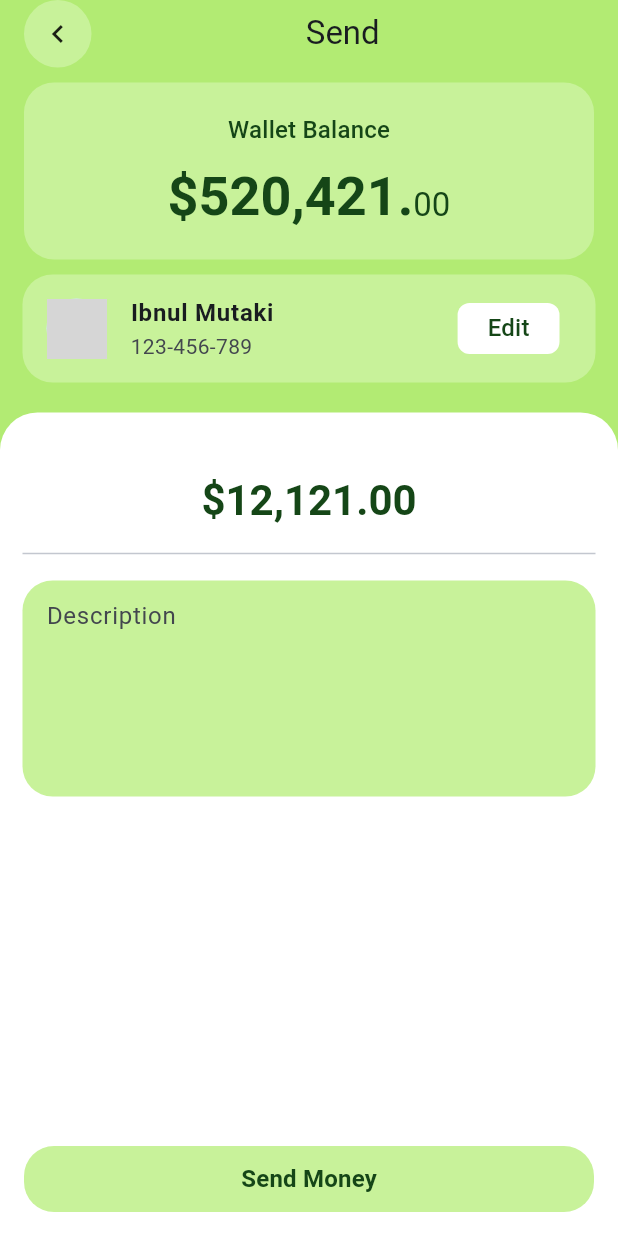
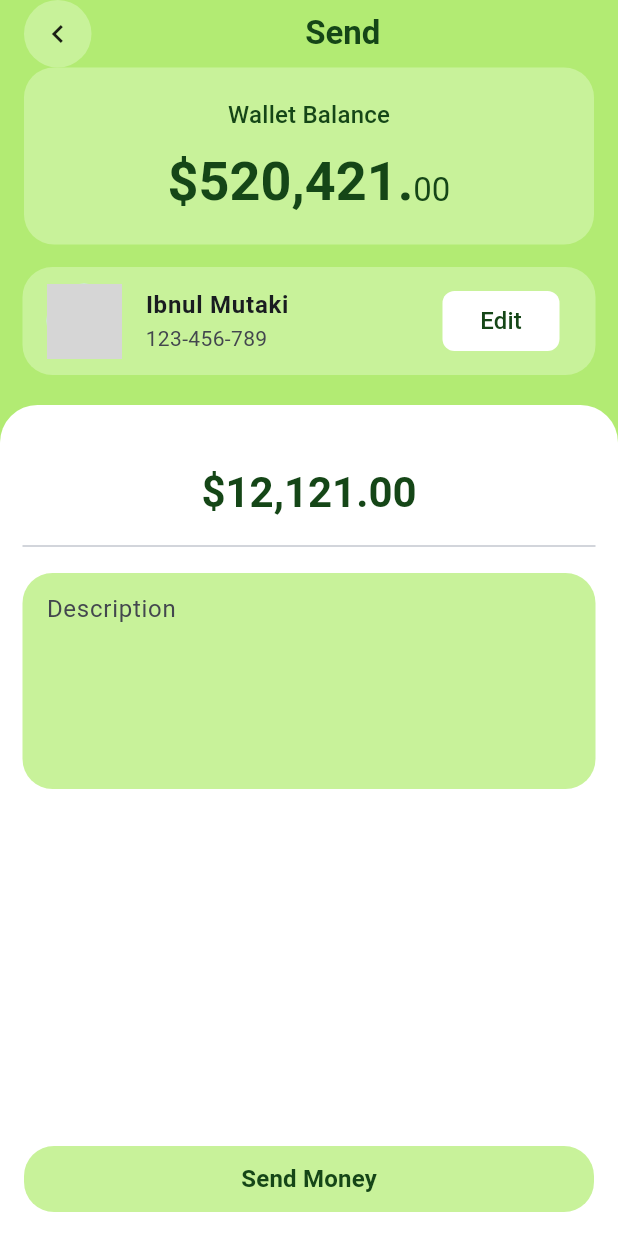
Before and after one commit to cacing69/diaria_ui, a Flutter app: the PayhexHome screen opened directly, after a tap on "Send", on a phone screen of 412 x 824 dp. Run offline on Flutter 3.47's test engine with Material 3 defaults, Android fonts, the phone set to English and light mode, and no system bars; our stand-ins replace gap; network calls fail; grey boxes are pictures that could not be loaded.

Commit message:
feat: improve widget send

```diff
--- a/lib/app/paynex/paynex_home.dart
+++ b/lib/app/paynex/paynex_home.dart
@@ -170,6 +170,7 @@ class _PayhexHomeState extends State<PayhexHome> {
               children: [
                 ListTile(
                   leading: CircleAvatar(
+                    radius: 25,
                     backgroundImage: NetworkImage(
                       "https://avatars.githubusercontent.com/u/36250619?v=4",
                     ),
@@ -184,7 +185,6 @@ class _PayhexHomeState extends State<PayhexHome> {
                     color: Color(0xff154617),
                   ),
                 ),
-                // Gap(10),
                 Padding(
                   padding: const EdgeInsets.all(10.0),
                   child: Container(
@@ -343,7 +343,6 @@ class _PayhexHomeState extends State<PayhexHome> {
                     ),
                   ),
                 ),
-                Gap(10),
               ],
             ),
           ),
--- a/lib/app/paynex/paynex_send.dart
+++ b/lib/app/paynex/paynex_send.dart
@@ -21,27 +21,33 @@ class _PaynexSendState extends State<PaynexSend> {
                 padding: EdgeInsets.symmetric(horizontal: 16),
                 child: Row(
                   children: [
-                    GestureDetector(
+                    Material(
+                      borderRadius: BorderRadius.circular(45),
+                      color: Color(0xffC8F29A),
+                      child: InkWell(
+                        borderRadius: BorderRadius.circular(45),
+                        onTap: () {
+                          Navigator.pop(context);
+                        },
                         child: SizedBox(
                           width: 45,
                           height: 45,
                           child: Container(
-                          decoration: BoxDecoration(
-                            shape: BoxShape.circle,
-                            color: Color(0xffC8F29A),
-                          ),
+                            decoration: BoxDecoration(shape: BoxShape.circle),
                             child: Center(child: Icon(Icons.chevron_left)),
                           ),
                         ),
-                      onTap: () {
-                        Navigator.pop(context);
-                      },
+                      ),
                     ),
                     Flexible(
                       child: Center(
                         child: Text(
                           "Send",
-                          style: Theme.of(context).textTheme.titleLarge,
+                          style: Theme.of(context).textTheme.titleLarge!
+                              .copyWith(
+                                fontWeight: FontWeight.bold,
+                                color: Color(0xff154617),
+                              ),
                         ),
                       ),
                     ),
@@ -49,7 +55,6 @@ class _PaynexSendState extends State<PaynexSend> {
                 ),
               ),
             ),
-            Gap(10),
             Padding(
               padding: EdgeInsets.symmetric(horizontal: 16),
               child: Container(
@@ -95,7 +100,7 @@ class _PaynexSendState extends State<PaynexSend> {
                 ),
               ),
             ),
-            Gap(10),
+            Gap(15),
             Padding(
               padding: EdgeInsets.symmetric(horizontal: 15),
               child: Container(
@@ -106,6 +111,7 @@ class _PaynexSendState extends State<PaynexSend> {
                 ),
                 child: ListTile(
                   leading: CircleAvatar(
+                    radius: 25,
                     backgroundImage: NetworkImage(
                       "https://avatars.githubusercontent.com/u/36250619?v=4",
                     ),
@@ -115,16 +121,24 @@ class _PaynexSendState extends State<PaynexSend> {
                     style: TextStyle(fontWeight: FontWeight.bold),
                   ),
                   subtitle: Text("123-456-789"),
-                  trailing: Container(
-                    padding: EdgeInsets.symmetric(horizontal: 20, vertical: 5),
-                    decoration: BoxDecoration(
+                  trailing: SizedBox(
+                    width: 78,
+                    height: 40,
+                    child: Material(
+                      color: Colors.white,
                       borderRadius: BorderRadius.circular(8),
-                      color: Colors.white,
-                    ),
+                      child: InkWell(
+                        onTap: () {
+                          debugPrint("Send Money");
+                        },
+                        borderRadius: BorderRadius.circular(8),
+                        child: Center(
                           child: Text(
                             "Edit",
-                      style: Theme.of(context).textTheme.titleMedium!.copyWith(
-                        color: Color(0xff154617),
+                            style: Theme.of(context).textTheme.titleMedium!
+                                .copyWith(color: Color(0xff154617)),
+                          ),
+                        ),
                       ),
                     ),
                   ),
@@ -187,21 +201,26 @@ class _PaynexSendState extends State<PaynexSend> {
                     Padding(
                       padding: EdgeInsets.all(16.0),
                       child: SafeArea(
-                        child: Container(
-                          width: double.infinity,
-                          decoration: BoxDecoration(
+                        child: Material(
+                          color: Color(0xffC8F29A),
                           borderRadius: BorderRadius.circular(20),
-                            color: Color(0xffC8F29A),
-                          ),
+                          child: InkWell(
+                            onTap: () {
+                              debugPrint("Send Money");
+                            },
+                            borderRadius: BorderRadius.circular(20),
                             child: Center(
                               child: Padding(
                                 padding: const EdgeInsets.all(10.0),
                                 child: Text(
                                   "Send Money",
-                                style: Theme.of(context).textTheme.titleMedium!
+                                  style: Theme.of(context)
+                                      .textTheme
+                                      .titleMedium!
                                       .copyWith(
                                         fontWeight: FontWeight.bold,
                                         color: Color(0xff154617),
+                                      ),
                                 ),
                               ),
                             ),
```
Lines whose indentation alone changed are shown as unchanged.
